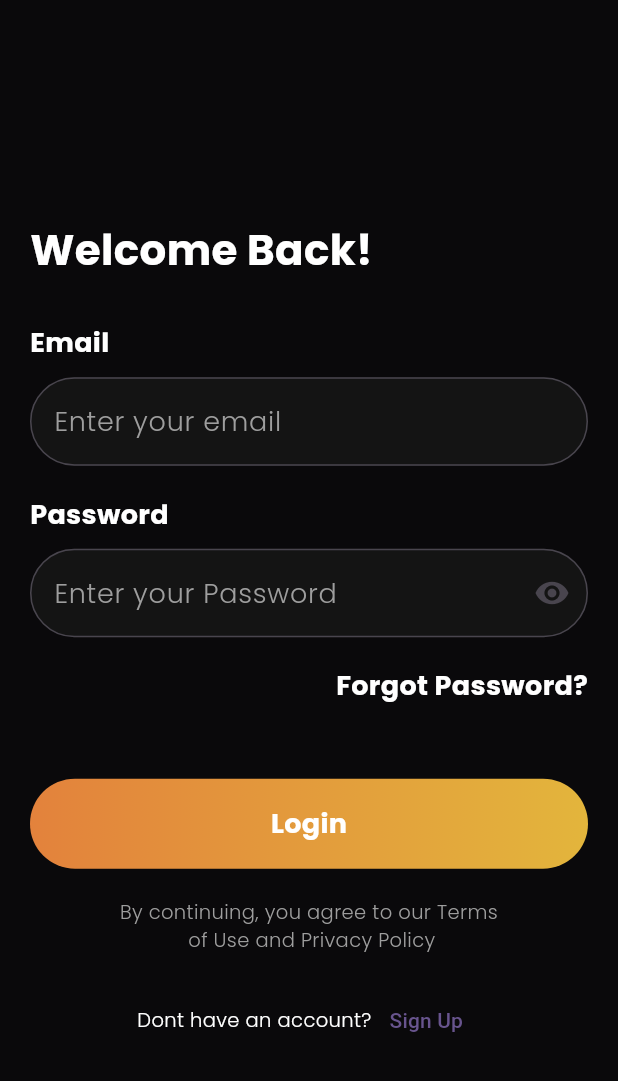
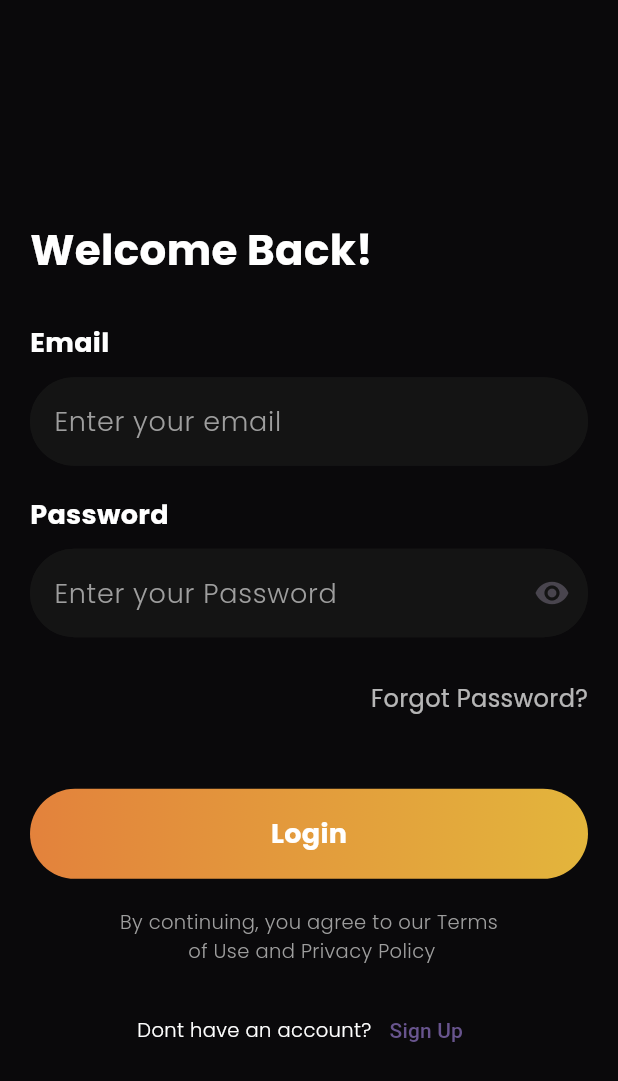
Before and after one commit to Islam-Ragab015/BudgetPal, a Flutter app: the screen it shows after launch, on a phone screen of 412 x 824 dp. Shown: the top 1081 px of the screen. Run offline on Flutter 3.47's test engine with Material 3 defaults, Android fonts, the phone set to English and light mode, and no system bars; our stand-ins replace firebase_auth, firebase_core, flutter_bloc, flutter_screenutil; accounts and stored records are empty.

Commit message:
some changes in UI for text field and login screen

```diff
--- a/lib/core/widgets/my_text_form_field.dart
+++ b/lib/core/widgets/my_text_form_field.dart
@@ -30,9 +30,18 @@ class MyTextFormField extends StatelessWidget {
         hintStyle: FontHelper.font18GreyW300,
         filled: true,
         fillColor: MyColors.greyColor,
+        focusedBorder: OutlineInputBorder(
+          borderSide: const BorderSide(color: MyColors.orangeColor, width: 2),
+          borderRadius: BorderRadius.circular(30),
+        ),
+        enabledBorder: OutlineInputBorder(
+          borderSide: const BorderSide(color: MyColors.greyColor, width: 1),
+          borderRadius: BorderRadius.circular(30),
+        ),
         border: OutlineInputBorder(
           borderRadius: BorderRadius.circular(30),
-          )),
+        ),
+      ),
     );
   }
 }
--- a/lib/features/login/ui/screens/login_screen.dart
+++ b/lib/features/login/ui/screens/login_screen.dart
@@ -1,3 +1,4 @@
+import 'package:flutter/material.dart';
 import 'package:budget_pal/core/helpers/spacing.dart';
 import 'package:budget_pal/core/theming/fonts.dart';
 import 'package:budget_pal/core/theming/my_colors.dart';
@@ -5,10 +6,9 @@ import 'package:budget_pal/core/widgets/my_button.dart';
 import 'package:budget_pal/features/login/logic/cubit/login_cubit.dart';
 import 'package:budget_pal/features/login/ui/widgets/build_bloc_listener.dart';
 import 'package:budget_pal/features/login/ui/widgets/dont_have_an_account.dart';
-import 'package:flutter/material.dart';
-import 'package:flutter_bloc/flutter_bloc.dart';
 import '../widgets/email_and_password.dart';
 import '../widgets/terms_and_conditions.dart';
+import 'package:flutter_bloc/flutter_bloc.dart';
 
 class LoginScreen extends StatefulWidget {
   const LoginScreen({super.key});
@@ -21,25 +21,28 @@ class _LoginScreenState extends State<LoginScreen> {
   @override
   Widget build(BuildContext context) {
     return Scaffold(
-        resizeToAvoidBottomInset: false,
+      resizeToAvoidBottomInset: true, // Allow scrolling when keyboard is open
       backgroundColor: MyColors.blackColor,
       body: SafeArea(
-            child: Padding(
+        child: SingleChildScrollView(
           padding: const EdgeInsets.symmetric(horizontal: 20),
           child: Column(
             crossAxisAlignment: CrossAxisAlignment.start,
             children: [
-              verticalSpace(150),
+              verticalSpace(150), // Space before the content
               const EmailAndPassword(),
-              verticalSpace(20),
-              const Align(
+              verticalSpace(30), // Spacing for better readability
+              Align(
                 alignment: Alignment.centerRight,
                 child: Text(
                   "Forgot Password?",
-                  style: FontHelper.font18BoldWhite,
+                  style: FontHelper.font16Regular.copyWith(
+                    color: Colors.white
+                        .withOpacity(0.7), // Slight opacity for less emphasis
                   ),
                 ),
-              verticalSpace(50),
+              ),
+              verticalSpace(50), // Space before button
               MyButton(
                 gradient: const LinearGradient(
                     begin: Alignment.centerLeft,
@@ -50,15 +53,18 @@ class _LoginScreenState extends State<LoginScreen> {
                 child: const Text(
                   'Login',
                   style: FontHelper.font18BoldWhite,
-                  )),
-              verticalSpace(20),
+                ),
+              ),
+              verticalSpace(20), // Space before terms and conditions text
               const TermsAndConditions(),
-              verticalSpace(20),
+              verticalSpace(20), // Space before the sign-up prompt
               const DontHaveAnAccount(),
-              const BuildBlocListener()
+              const BuildBlocListener() // Bloc listener for state changes
             ],
           ),
-        )));
+        ),
+      ),
+    );
   }
 
   void validateThenLogin(BuildContext context) {
```
Lines whose indentation alone changed are shown as unchanged.
